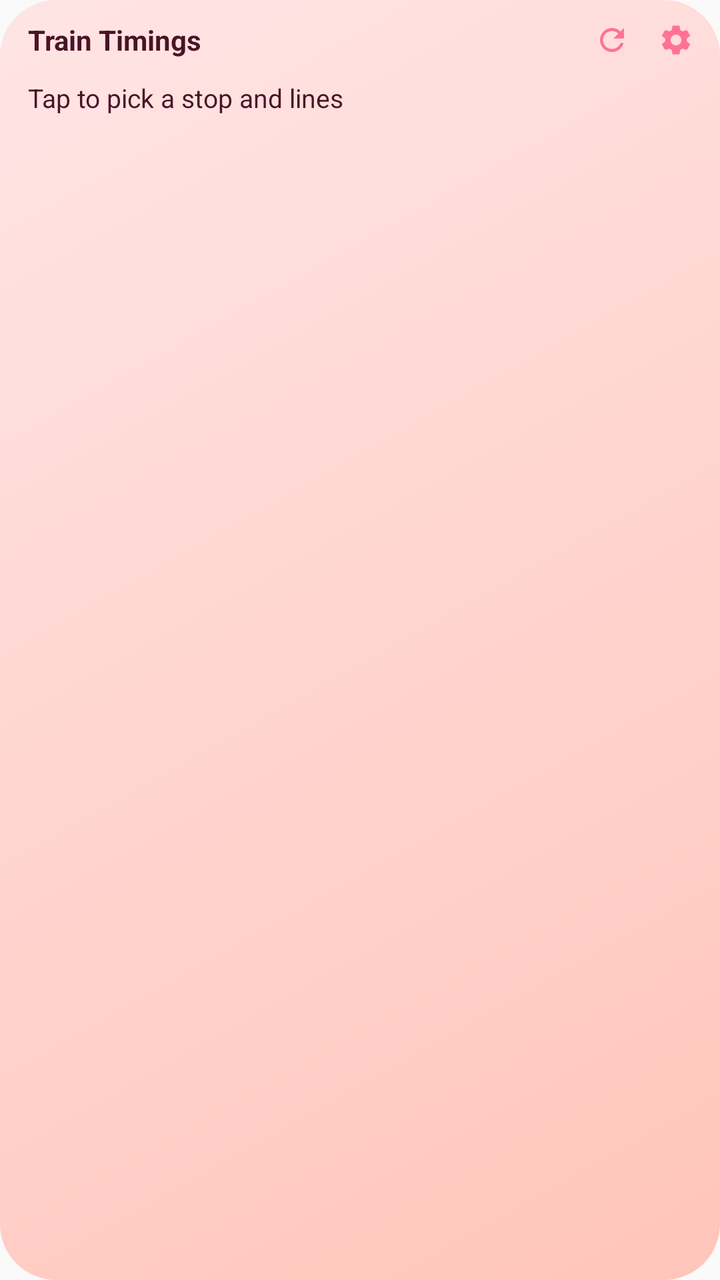
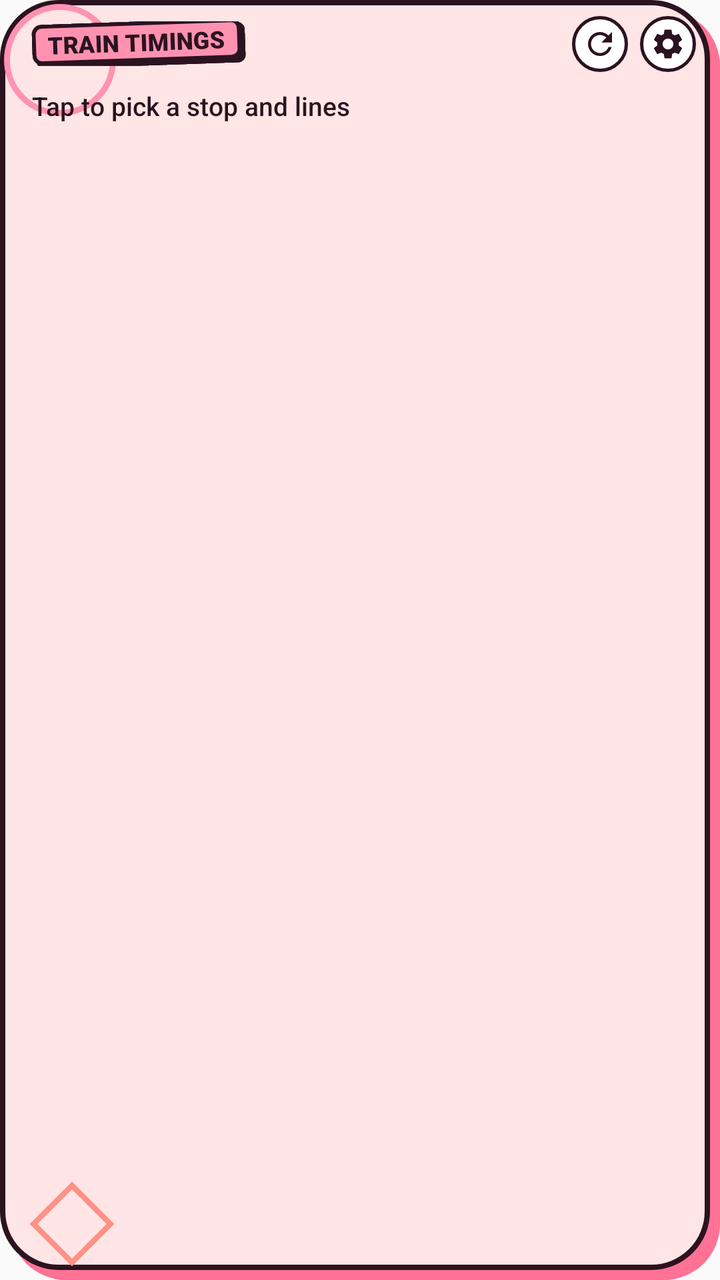

The first picture is an Android layout as it rendered before a commit; the second is the same layout after the commit. The layout source and the unified diff follow.
<!-- AndroidManifest.xml: application theme AppTheme -->
<!-- res/layout/widget_train.xml -->
<?xml version="1.0" encoding="utf-8"?>
<LinearLayout xmlns:android="http://schemas.android.com/apk/res/android"
    android:id="@+id/widget_root"
    android:layout_width="match_parent"
    android:layout_height="match_parent"
    android:background="@drawable/widget_bg"
    android:orientation="vertical"
    android:paddingStart="10dp"
    android:paddingTop="4dp"
    android:paddingEnd="6dp"
    android:paddingBottom="8dp">

    <LinearLayout
        android:layout_width="match_parent"
        android:layout_height="wrap_content"
        android:gravity="center_vertical"
        android:orientation="horizontal"
        android:paddingStart="4dp">

        <TextView
            android:id="@+id/stop_name"
            android:layout_width="0dp"
            android:layout_height="wrap_content"
            android:layout_weight="1"
            android:ellipsize="end"
            android:singleLine="true"
            android:text="@string/app_name"
            android:textColor="@color/widget_title"
            android:textSize="14sp"
            android:textStyle="bold" />

        <ImageView
            android:id="@+id/btn_refresh"
            android:layout_width="32dp"
            android:layout_height="32dp"
            android:contentDescription="@string/refresh"
            android:padding="7dp"
            android:src="@drawable/ic_refresh" />

        <ImageView
            android:id="@+id/btn_settings"
            android:layout_width="32dp"
            android:layout_height="32dp"
            android:contentDescription="@string/settings"
            android:padding="7dp"
            android:src="@drawable/ic_settings" />
    </LinearLayout>

    <TextView
        android:id="@+id/empty_text"
        android:layout_width="match_parent"
        android:layout_height="wrap_content"
        android:layout_marginStart="4dp"
        android:layout_marginTop="4dp"
        android:text="@string/widget_setup"
        android:textColor="@color/widget_text"
        android:textSize="13sp" />

    <LinearLayout
        android:id="@+id/rows"
        android:layout_width="match_parent"
        android:layout_height="0dp"
        android:layout_marginEnd="4dp"
        android:layout_weight="1"
        android:orientation="vertical" />

    <TextView
        android:id="@+id/footer"
        android:layout_width="match_parent"
        android:layout_height="wrap_content"
        android:layout_marginEnd="6dp"
        android:gravity="end"
        android:singleLine="true"
        android:textColor="@color/widget_text_secondary"
        android:textSize="10sp" />
</LinearLayout>
<!-- resources referenced by this layout -->
<resources>
  <color name="widget_text">@color/berry</color>
  <color name="widget_text_secondary">#8A3F55</color>
  <color name="widget_title">@color/berry</color>
  <!-- drawable ic_refresh (drawable) -->
  <vector xmlns:android="http://schemas.android.com/apk/res/android"
      android:width="24dp" android:height="24dp" android:viewportWidth="24" android:viewportHeight="24">
      <path android:fillColor="@color/widget_icon"
          android:pathData="M17.65,6.35C16.2,4.9 14.21,4 12,4c-4.42,0 -7.99,3.58 -7.99,8s3.57,8 7.99,8c3.73,0 6.84,-2.55 7.73,-6h-2.08c-0.82,2.33 -3.04,4 -5.65,4 -3.31,0 -6,-2.69 -6,-6s2.69,-6 6,-6c1.66,0 3.14,0.69 4.22,1.78L13,11h7V4l-2.35,2.35z" />
  </vector>
  <!-- drawable ic_settings (drawable) -->
  <vector xmlns:android="http://schemas.android.com/apk/res/android"
      android:width="24dp" android:height="24dp" android:viewportWidth="24" android:viewportHeight="24">
      <path android:fillColor="@color/widget_icon"
          android:pathData="M19.14,12.94c0.04,-0.3 0.06,-0.61 0.06,-0.94c0,-0.32 -0.02,-0.64 -0.07,-0.94l2.03,-1.58c0.18,-0.14 0.23,-0.41 0.12,-0.61l-1.92,-3.32c-0.12,-0.22 -0.37,-0.29 -0.59,-0.22l-2.39,0.96c-0.5,-0.38 -1.03,-0.7 -1.62,-0.94L14.4,2.81c-0.04,-0.24 -0.24,-0.41 -0.48,-0.41h-3.84c-0.24,0 -0.43,0.17 -0.47,0.41L9.25,5.35C8.66,5.59 8.12,5.92 7.63,6.29L5.24,5.33c-0.22,-0.08 -0.47,0 -0.59,0.22L2.74,8.87C2.62,9.08 2.66,9.34 2.86,9.48l2.03,1.58C4.84,11.36 4.8,11.69 4.8,12s0.02,0.64 0.07,0.94l-2.03,1.58c-0.18,0.14 -0.23,0.41 -0.12,0.61l1.92,3.32c0.12,0.22 0.37,0.29 0.59,0.22l2.39,-0.96c0.5,0.38 1.03,0.7 1.62,0.94l0.36,2.54c0.05,0.24 0.24,0.41 0.48,0.41h3.84c0.24,0 0.44,-0.17 0.47,-0.41l0.36,-2.54c0.59,-0.24 1.13,-0.56 1.62,-0.94l2.39,0.96c0.22,0.08 0.47,0 0.59,-0.22l1.92,-3.32c0.12,-0.22 0.07,-0.47 -0.12,-0.61L19.14,12.94zM12,15.6c-1.98,0 -3.6,-1.62 -3.6,-3.6s1.62,-3.6 3.6,-3.6s3.6,1.62 3.6,3.6S13.98,15.6 12,15.6z" />
  </vector>
  <!-- drawable widget_bg (drawable) -->
  <?xml version="1.0" encoding="utf-8"?>
  <shape xmlns:android="http://schemas.android.com/apk/res/android" android:shape="rectangle">
      <gradient
          android:angle="315"
          android:endColor="@color/widget_bg_end"
          android:startColor="@color/widget_bg_start" />
      <corners android:radius="@dimen/widget_radius" />
  </shape>
  <color name="berry">#4A1426</color>
  <color name="widget_icon">@color/petal_rouge</color>
  <color name="widget_bg_end">@color/powder_blush_light</color>
  <color name="widget_bg_start">@color/soft_blush</color>
  <color name="powder_blush_light">#FFC5BA</color>
  <!-- unchanged entries left out for length: 8 -->
</resources>

<!-- the commit's change to res/layout/widget_train.xml (unified diff, before → after) -->
@@ -1,76 +1,119 @@
 <?xml version="1.0" encoding="utf-8"?>
-<LinearLayout xmlns:android="http://schemas.android.com/apk/res/android"
+<FrameLayout xmlns:android="http://schemas.android.com/apk/res/android"
     android:id="@+id/widget_root"
     android:layout_width="match_parent"
     android:layout_height="match_parent"
-    android:background="@drawable/widget_bg"
-    android:orientation="vertical"
-    android:paddingStart="10dp"
-    android:paddingTop="4dp"
-    android:paddingEnd="6dp"
-    android:paddingBottom="8dp">
+    android:background="@drawable/widget_bg">
+
+    
+    <ImageView
+        android:layout_width="56dp"
+        android:layout_height="56dp"
+        android:layout_gravity="top|start"
+        android:layout_marginStart="2dp"
+        android:layout_marginTop="2dp"
+        android:importantForAccessibility="no"
+        android:src="@drawable/deco_circle" />
+
+    <ImageView
+        android:layout_width="44dp"
+        android:layout_height="44dp"
+        android:layout_gravity="bottom|start"
+        android:layout_marginStart="14dp"
+        android:layout_marginBottom="6dp"
+        android:importantForAccessibility="no"
+        android:src="@drawable/deco_diamond" />
 
     <LinearLayout
         android:layout_width="match_parent"
-        android:layout_height="wrap_content"
-        android:gravity="center_vertical"
-        android:orientation="horizontal"
-        android:paddingStart="4dp">
+        android:layout_height="match_parent"
+        android:orientation="vertical"
+        android:paddingStart="10dp"
+        android:paddingTop="8dp"
+        android:paddingEnd="12dp"
+        android:paddingBottom="12dp">
+
+        <LinearLayout
+            android:layout_width="match_parent"
+            android:layout_height="wrap_content"
+            android:gravity="center_vertical"
+            android:orientation="horizontal">
+
+            
+            <FrameLayout
+                android:layout_width="0dp"
+                android:layout_height="wrap_content"
+                android:layout_weight="1">
+
+                <TextView
+                    android:id="@+id/stop_name"
+                    android:layout_width="wrap_content"
+                    android:layout_height="wrap_content"
+                    android:layout_marginStart="6dp"
+                    android:background="@drawable/sticker_bg"
+                    android:ellipsize="end"
+                    android:fontFamily="sans-serif-black"
+                    android:paddingStart="8dp"
+                    android:paddingTop="2dp"
+                    android:paddingEnd="10dp"
+                    android:paddingBottom="4dp"
+                    android:rotation="-2"
+                    android:singleLine="true"
+                    android:text="@string/app_name"
+                    android:textAllCaps="true"
+                    android:textColor="@color/widget_text"
+                    android:textSize="12sp" />
+            </FrameLayout>
+
+            <ImageView
+                android:id="@+id/btn_refresh"
+                android:layout_width="28dp"
+                android:layout_height="28dp"
+                android:layout_marginStart="6dp"
+                android:background="@drawable/button_bg"
+                android:contentDescription="@string/refresh"
+                android:padding="5dp"
+                android:src="@drawable/ic_refresh" />
+
+            <ImageView
+                android:id="@+id/btn_settings"
+                android:layout_width="28dp"
+                android:layout_height="28dp"
+                android:layout_marginStart="6dp"
+                android:background="@drawable/button_bg"
+                android:contentDescription="@string/settings"
+                android:padding="5dp"
+                android:src="@drawable/ic_settings" />
+        </LinearLayout>
 
         <TextView
-            android:id="@+id/stop_name"
-            android:layout_width="0dp"
+            android:id="@+id/empty_text"
+            android:layout_width="match_parent"
             android:layout_height="wrap_content"
+            android:layout_marginStart="6dp"
+            android:layout_marginTop="8dp"
+            android:fontFamily="sans-serif-medium"
+            android:text="@string/widget_setup"
+            android:textColor="@color/widget_text"
+            android:textSize="13sp" />
+
+        <LinearLayout
+            android:id="@+id/rows"
+            android:layout_width="match_parent"
+            android:layout_height="0dp"
+            android:layout_marginTop="4dp"
             android:layout_weight="1"
-            android:ellipsize="end"
+            android:orientation="vertical" />
+
+        <TextView
+            android:id="@+id/footer"
+            android:layout_width="match_parent"
+            android:layout_height="wrap_content"
+            android:layout_marginEnd="6dp"
+            android:fontFamily="sans-serif-medium"
+            android:gravity="end"
             android:singleLine="true"
-            android:text="@string/app_name"
-            android:textColor="@color/widget_title"
-            android:textSize="14sp"
-            android:textStyle="bold" />
-
-        <ImageView
-            android:id="@+id/btn_refresh"
-            android:layout_width="32dp"
-            android:layout_height="32dp"
-            android:contentDescription="@string/refresh"
-            android:padding="7dp"
-            android:src="@drawable/ic_refresh" />
-
-        <ImageView
-            android:id="@+id/btn_settings"
-            android:layout_width="32dp"
-            android:layout_height="32dp"
-            android:contentDescription="@string/settings"
-            android:padding="7dp"
-            android:src="@drawable/ic_settings" />
+            android:textColor="@color/widget_text_secondary"
+            android:textSize="10sp" />
     </LinearLayout>
-
-    <TextView
-        android:id="@+id/empty_text"
-        android:layout_width="match_parent"
-        android:layout_height="wrap_content"
-        android:layout_marginStart="4dp"
-        android:layout_marginTop="4dp"
-        android:text="@string/widget_setup"
-        android:textColor="@color/widget_text"
-        android:textSize="13sp" />
-
-    <LinearLayout
-        android:id="@+id/rows"
-        android:layout_width="match_parent"
-        android:layout_height="0dp"
-        android:layout_marginEnd="4dp"
-        android:layout_weight="1"
-        android:orientation="vertical" />
-
-    <TextView
-        android:id="@+id/footer"
-        android:layout_width="match_parent"
-        android:layout_height="wrap_content"
-        android:layout_marginEnd="6dp"
-        android:gravity="end"
-        android:singleLine="true"
-        android:textColor="@color/widget_text_secondary"
-        android:textSize="10sp" />
-</LinearLayout>
+</FrameLayout>
<!-- resource entries referenced after the edit -->
@@ -1,34 +1,80 @@
 <!-- resources referenced by this layout -->
 <resources>
-  <color name="widget_text">@color/berry</color>
-  <color name="widget_text_secondary">#8A3F55</color>
-  <color name="widget_title">@color/berry</color>
+  <color name="widget_text">@color/ink</color>
+  <color name="widget_text_secondary">#7A4A5C</color>
+  <!-- drawable button_bg (drawable) -->
+  <?xml version="1.0" encoding="utf-8"?>
+  <shape xmlns:android="http://schemas.android.com/apk/res/android" android:shape="oval">
+      <solid android:color="@color/button_face" />
+      <stroke android:width="1.5dp" android:color="@color/outline" />
+  </shape>
+  <!-- drawable deco_circle (drawable) -->
+  <?xml version="1.0" encoding="utf-8"?>
+  <shape xmlns:android="http://schemas.android.com/apk/res/android" android:shape="oval">
+      <stroke android:width="3dp" android:color="@color/deco_circle" />
+  </shape>
+  <!-- drawable deco_diamond (drawable) -->
+  <vector xmlns:android="http://schemas.android.com/apk/res/android"
+      android:width="48dp" android:height="48dp" android:viewportWidth="48" android:viewportHeight="48">
+      <path android:strokeColor="@color/deco_diamond" android:strokeWidth="3"
+          android:pathData="M24,3L45,24L24,45L3,24Z" />
+  </vector>
   <!-- drawable ic_refresh (drawable) -->
   <vector xmlns:android="http://schemas.android.com/apk/res/android"
       android:width="24dp" android:height="24dp" android:viewportWidth="24" android:viewportHeight="24">
-      <path android:fillColor="@color/widget_icon"
+      <path android:fillColor="@color/outline"
           android:pathData="M17.65,6.35C16.2,4.9 14.21,4 12,4c-4.42,0 -7.99,3.58 -7.99,8s3.57,8 7.99,8c3.73,0 6.84,-2.55 7.73,-6h-2.08c-0.82,2.33 -3.04,4 -5.65,4 -3.31,0 -6,-2.69 -6,-6s2.69,-6 6,-6c1.66,0 3.14,0.69 4.22,1.78L13,11h7V4l-2.35,2.35z" />
   </vector>
   <!-- drawable ic_settings (drawable) -->
   <vector xmlns:android="http://schemas.android.com/apk/res/android"
       android:width="24dp" android:height="24dp" android:viewportWidth="24" android:viewportHeight="24">
-      <path android:fillColor="@color/widget_icon"
+      <path android:fillColor="@color/outline"
           android:pathData="M19.14,12.94c0.04,-0.3 0.06,-0.61 0.06,-0.94c0,-0.32 -0.02,-0.64 -0.07,-0.94l2.03,-1.58c0.18,-0.14 0.23,-0.41 0.12,-0.61l-1.92,-3.32c-0.12,-0.22 -0.37,-0.29 -0.59,-0.22l-2.39,0.96c-0.5,-0.38 -1.03,-0.7 -1.62,-0.94L14.4,2.81c-0.04,-0.24 -0.24,-0.41 -0.48,-0.41h-3.84c-0.24,0 -0.43,0.17 -0.47,0.41L9.25,5.35C8.66,5.59 8.12,5.92 7.63,6.29L5.24,5.33c-0.22,-0.08 -0.47,0 -0.59,0.22L2.74,8.87C2.62,9.08 2.66,9.34 2.86,9.48l2.03,1.58C4.84,11.36 4.8,11.69 4.8,12s0.02,0.64 0.07,0.94l-2.03,1.58c-0.18,0.14 -0.23,0.41 -0.12,0.61l1.92,3.32c0.12,0.22 0.37,0.29 0.59,0.22l2.39,-0.96c0.5,0.38 1.03,0.7 1.62,0.94l0.36,2.54c0.05,0.24 0.24,0.41 0.48,0.41h3.84c0.24,0 0.44,-0.17 0.47,-0.41l0.36,-2.54c0.59,-0.24 1.13,-0.56 1.62,-0.94l2.39,0.96c0.22,0.08 0.47,0 0.59,-0.22l1.92,-3.32c0.12,-0.22 0.07,-0.47 -0.12,-0.61L19.14,12.94zM12,15.6c-1.98,0 -3.6,-1.62 -3.6,-3.6s1.62,-3.6 3.6,-3.6s3.6,1.62 3.6,3.6S13.98,15.6 12,15.6z" />
   </vector>
+  <!-- drawable sticker_bg (drawable) -->
+  <?xml version="1.0" encoding="utf-8"?>
+  <layer-list xmlns:android="http://schemas.android.com/apk/res/android">
+      <item android:left="2dp" android:top="2dp">
+          <shape android:shape="rectangle">
+              <solid android:color="@color/outline" />
+              <corners android:radius="4dp" />
+          </shape>
+      </item>
+      <item android:bottom="2dp" android:right="2dp">
+          <shape android:shape="rectangle">
+              <solid android:color="@color/sticker" />
+              <stroke android:width="2dp" android:color="@color/outline" />
+              <corners android:radius="4dp" />
+          </shape>
+      </item>
+  </layer-list>
   <!-- drawable widget_bg (drawable) -->
   <?xml version="1.0" encoding="utf-8"?>
-  <shape xmlns:android="http://schemas.android.com/apk/res/android" android:shape="rectangle">
-      <gradient
-          android:angle="315"
-          android:endColor="@color/widget_bg_end"
-          android:startColor="@color/widget_bg_start" />
-      <corners android:radius="@dimen/widget_radius" />
-  </shape>
-  <color name="berry">#4A1426</color>
-  <color name="widget_icon">@color/petal_rouge</color>
-  <color name="widget_bg_end">@color/powder_blush_light</color>
-  <color name="widget_bg_start">@color/soft_blush</color>
-  <color name="powder_blush_light">#FFC5BA</color>
+  <layer-list xmlns:android="http://schemas.android.com/apk/res/android">
+      <item android:left="5dp" android:top="5dp">
+          <shape android:shape="rectangle">
+              <solid android:color="@color/widget_shadow" />
+              <corners android:radius="@dimen/widget_radius" />
+          </shape>
+      </item>
+      <item android:bottom="5dp" android:right="5dp">
+          <shape android:shape="rectangle">
+              <solid android:color="@color/widget_face" />
+              <stroke android:width="2.5dp" android:color="@color/outline" />
+              <corners android:radius="@dimen/widget_radius" />
+          </shape>
+      </item>
+  </layer-list>
+  <color name="ink">#2B1320</color>
+  <color name="button_face">#FFFFFF</color>
+  <color name="outline">@color/ink</color>
+  <color name="deco_circle">@color/cotton_candy</color>
+  <color name="deco_diamond">@color/sweet_salmon</color>
+  <color name="sticker">@color/cotton_candy</color>
+  <color name="widget_shadow">@color/petal_rouge</color>
+  <color name="widget_face">@color/soft_blush</color>
+  <color name="cotton_candy">#FF92B1</color>
+  <color name="sweet_salmon">#FF9286</color>
   <!-- unchanged entries left out for length: 8 -->
 </resources>
 
